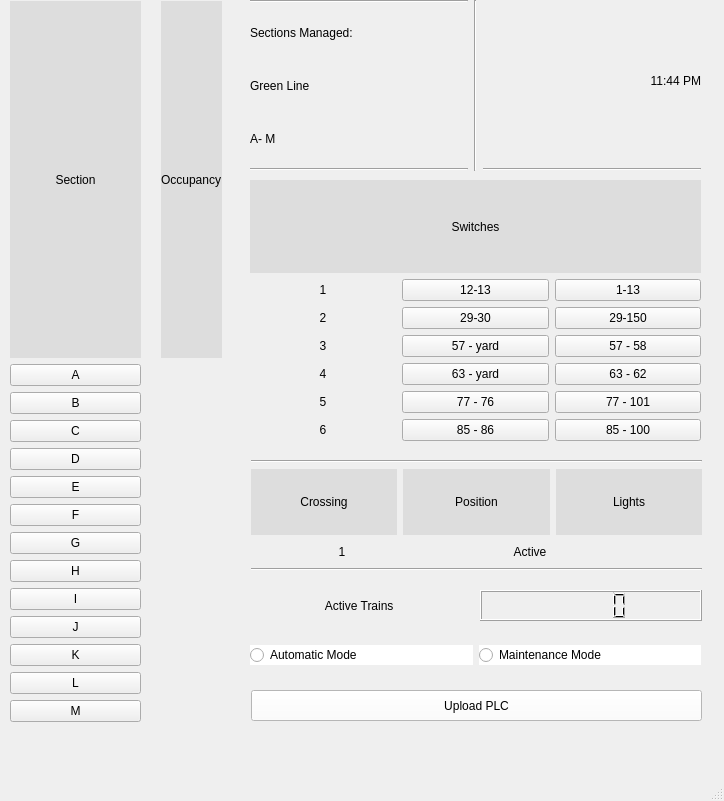
Qt form Wayside/Wayside_Main_B.ui (headhunter22/ECE1140-Train-Simulator) before a commit.
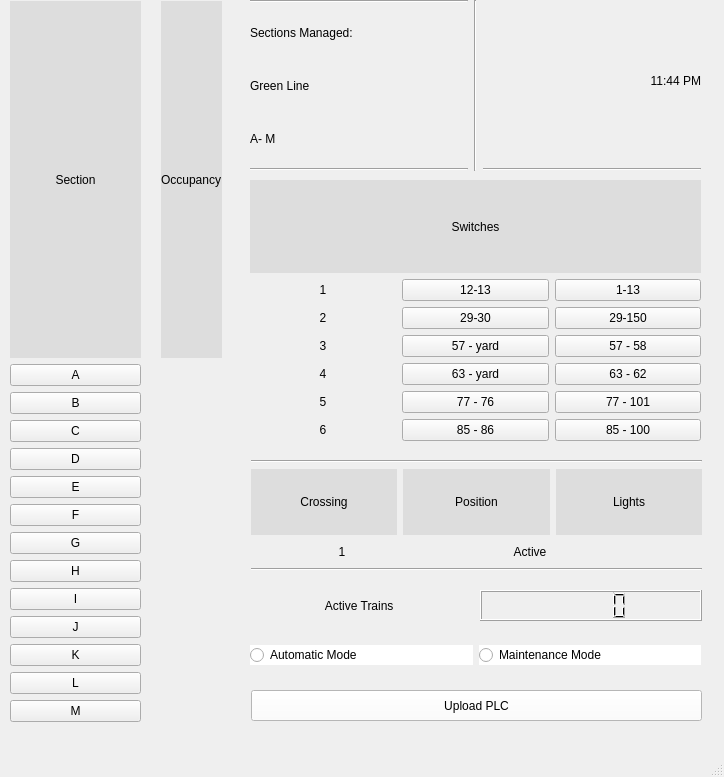
The same form after that commit. Icons and pictures are not drawn.

Diff of the .ui file:
```diff
--- a/Wayside/Wayside_Main_B.ui
+++ b/Wayside/Wayside_Main_B.ui
@@ -7,7 +7,7 @@
     <x>0</x>
     <y>0</y>
     <width>724</width>
-    <height>801</height>
+    <height>777</height>
    </rect>
   </property>
   <property name="windowTitle">
```
